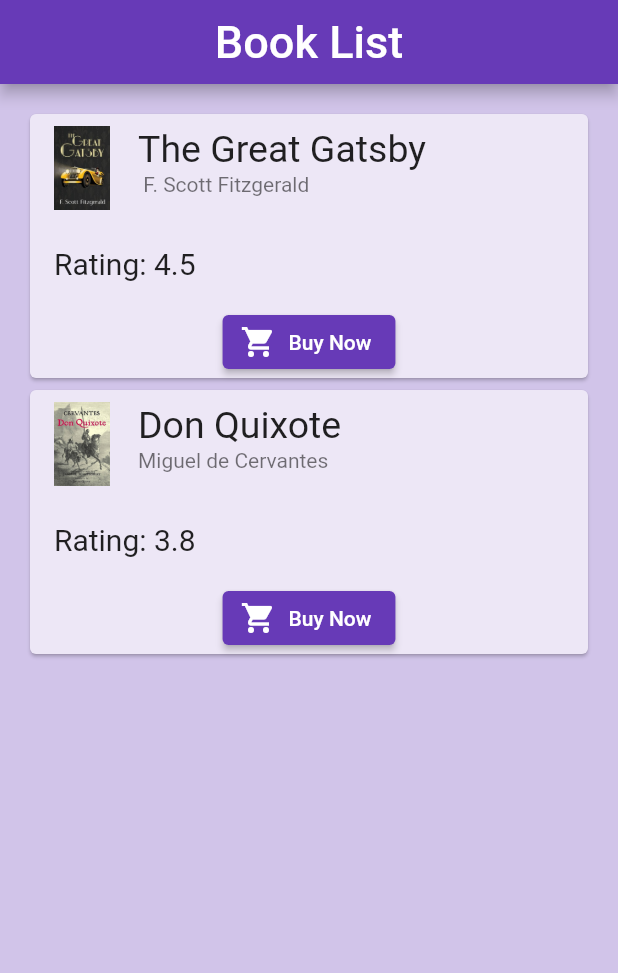
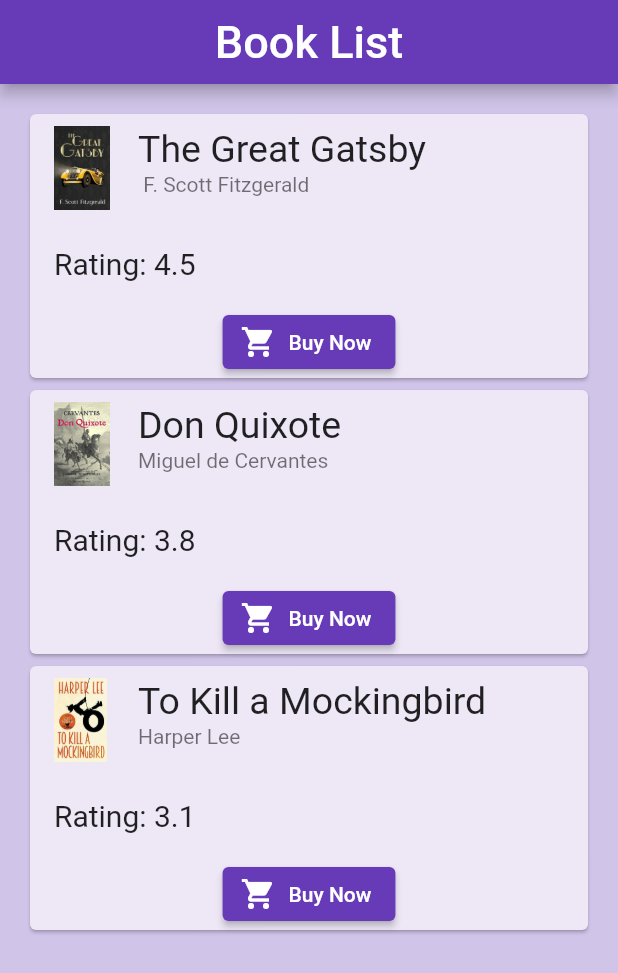
Before and after one commit to shila15/rep1, a Flutter app: the screen it shows after launch, on a phone screen of 412 x 824 dp. Shown: the top 973 px of the screen. Run offline on Flutter 3.47's test engine with Material 2 defaults, Android fonts, the phone set to English and light mode, and no system bars.

Commit message:
final book lish

```diff
--- a/lib/main.dart
+++ b/lib/main.dart
@@ -31,6 +31,8 @@ class FirstPage extends StatelessWidget {
               'It tells the tragic story of Jay Gatsby, a self-made millionaire, and his pursuit of Daisy Buchanan, a wealthy young woman whom he loved in his youth',13.5),
           CardWidget('Don Quixote', 'Miguel de Cervantes', '3.8',
               'images.jpg','Don Quixote is a classic novel from 1605 which portraits the life and insightful journey of Don Quixote de la Mancha',15.6),
+          CardWidget('To Kill a Mockingbird', 'Harper Lee', '3.1',
+              'img2.jpg','the novel is a bildungsroman, or coming-of-age story, and chronicles the childhood of Scout and Jem Finch as their father Atticus defends a Black man falsely accused of rape',14.0),
         ],
       ),
     );
```
